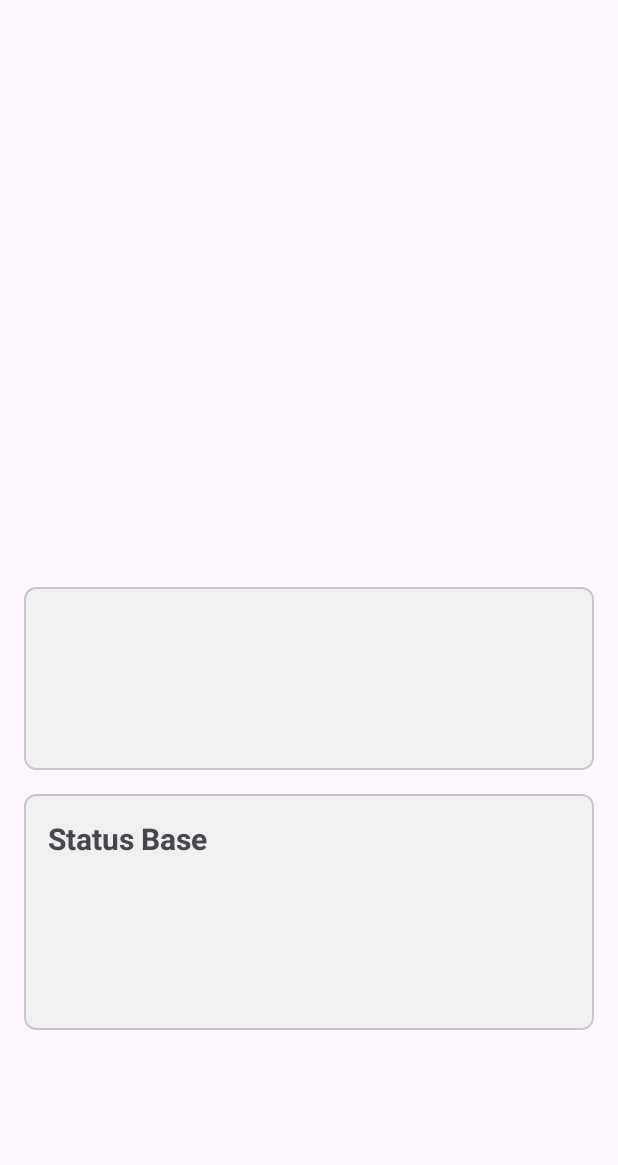
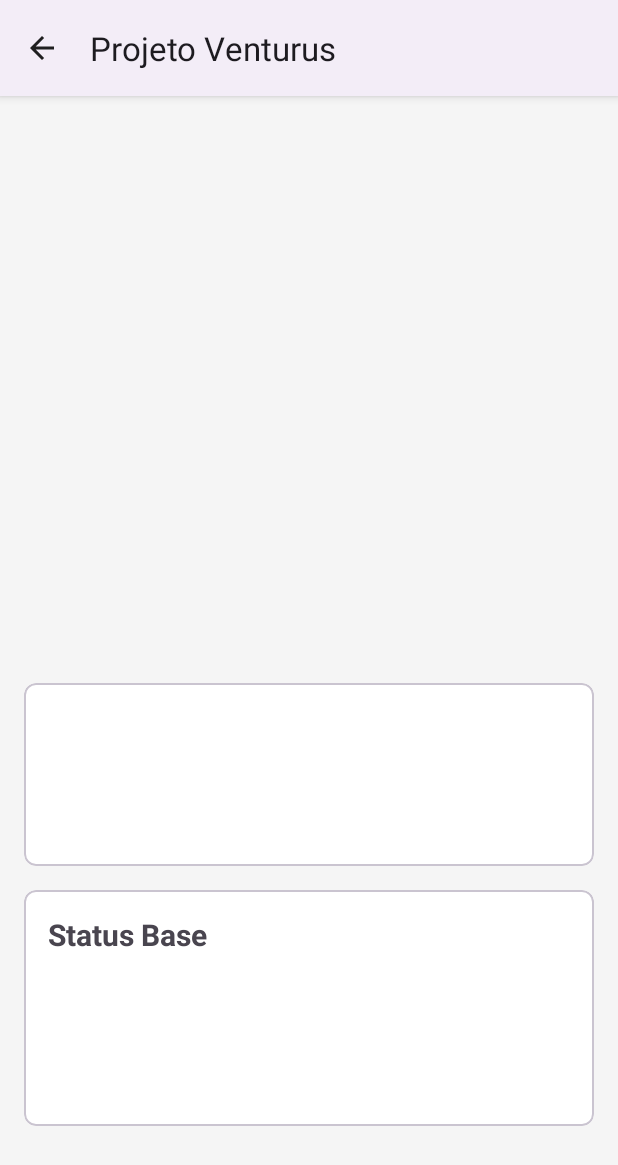
Before and after one commit to fsabrantes96/PokedexApp-Kotlin, an Android app: the DetailActivity screen opened directly, with no data from a screen before it, on a phone screen of 412 x 824 dp. Shown: the top 1165 px of the screen. Run offline under Robolectric (Android 15) with nearby library versions, the phone set to English and light mode, and no system bars; pictures from the network do not load; 1 statement that could not run was skipped.

```diff
--- a/app/src/main/res/layout/activity_detail.xml
+++ b/app/src/main/res/layout/activity_detail.xml
@@ -6,7 +6,6 @@
     android:layout_height="match_parent"
     tools:context=".ui.DetailActivity">
 
-    <!-- Indicador de Carregamento -->
     <ProgressBar
         android:id="@+id/progressBarDetail"
         android:layout_width="wrap_content"
@@ -18,7 +17,6 @@
         app:layout_constraintTop_toTopOf="parent"
         tools:visibility="visible" />
 
-    <!-- Conteúdo principal dentro de um ScrollView -->
     <ScrollView
         android:id="@+id/contentScrollView"
         android:layout_width="match_parent"
@@ -33,7 +31,6 @@
             android:layout_height="wrap_content"
             android:padding="16dp">
 
-            <!-- Imagem Principal -->
             <ImageView
                 android:id="@+id/ivDetailImage"
                 android:layout_width="0dp"
@@ -44,7 +41,6 @@
                 app:layout_constraintTop_toTopOf="parent"
                 tools:src="@tools:sample/avatars" />
 
-            <!-- Nome -->
             <TextView
                 android:id="@+id/tvDetailName"
                 android:layout_width="wrap_content"
@@ -56,31 +52,23 @@
                 app:layout_constraintTop_toBottomOf="@id/ivDetailImage"
                 tools:text="Pikachu" />
 
-            <!-- ID -->
             <TextView
                 android:id="@+id/tvDetailId"
                 android:layout_width="wrap_content"
                 android:layout_height="wrap_content"
                 android:layout_marginStart="8dp"
-                android:textColor="#8A8A8A"
                 android:textSize="24sp"
                 app:layout_constraintBaseline_toBaselineOf="@id/tvDetailName"
                 app:layout_constraintStart_toEndOf="@id/tvDetailName"
-                tools:text="#025" />
-
-            <!-- Card de Informações Básicas -->
-            <com.google.android.material.card.MaterialCardView
+                tools:text="#025" /> <com.google.android.material.card.MaterialCardView
             android:id="@+id/cardInfo"
             android:layout_width="0dp"
             android:layout_height="wrap_content"
             android:layout_marginTop="16dp"
-                app:cardBackgroundColor="#F0F0F0"
             app:cardCornerRadius="8dp"
             app:layout_constraintEnd_toEndOf="parent"
             app:layout_constraintStart_toStartOf="parent"
-                app:layout_constraintTop_toBottomOf="@id/tvDetailName">
-
-                <LinearLayout
+            app:layout_constraintTop_toBottomOf="@id/tvDetailName"> <LinearLayout
             android:layout_width="match_parent"
             android:layout_height="wrap_content"
             android:orientation="vertical"
@@ -112,19 +100,15 @@
         </LinearLayout>
         </com.google.android.material.card.MaterialCardView>
 
-            <!-- Card de Status -->
             <com.google.android.material.card.MaterialCardView
                 android:id="@+id/cardStats"
                 android:layout_width="0dp"
                 android:layout_height="wrap_content"
                 android:layout_marginTop="16dp"
-                app:cardBackgroundColor="#F0F0F0"
                 app:cardCornerRadius="8dp"
                 app:layout_constraintEnd_toEndOf="parent"
                 app:layout_constraintStart_toStartOf="parent"
-                app:layout_constraintTop_toBottomOf="@id/cardInfo">
-
-                <LinearLayout
+                app:layout_constraintTop_toBottomOf="@id/cardInfo"> <LinearLayout
                 android:layout_width="match_parent"
                 android:layout_height="wrap_content"
                 android:orientation="vertical"
--- a/app/src/main/res/layout/activity_main.xml
+++ b/app/src/main/res/layout/activity_main.xml
@@ -11,7 +11,6 @@
         android:layout_width="0dp"
         android:layout_height="wrap_content"
         android:layout_margin="8dp"
-        android:background="#F0F0F0"
         app:iconifiedByDefault="false"
         app:layout_constraintEnd_toEndOf="parent"
         app:layout_constraintStart_toStartOf="parent"
--- a/app/src/main/res/values/colors.xml
+++ b/app/src/main/res/values/colors.xml
@@ -1,5 +1,9 @@
 <?xml version="1.0" encoding="utf-8"?>
 <resources>
-    <color name="black">#FF000000</color>
-    <color name="white">#FFFFFFFF</color>
-</resources>
+    <color name="pokedex_red">#E53935</color>
+    <color name="white">#FFFFFF</color>
+    <color name="black">#000000</color>
+
+    <color name="colorBackground">#F5F5F5</color>
+    <color name="colorSurface">#FFFFFF</color>
+    <color name="colorTextPrimary">#DE000000</color> <color name="colorTextSecondary">#8A000000</color> </resources>
--- a/app/src/main/res/values/themes.xml
+++ b/app/src/main/res/values/themes.xml
@@ -1,9 +1,23 @@
 <resources xmlns:tools="http://schemas.android.com/tools">
-    <!-- Base application theme. -->
-    <style name="Base.Theme.ProjetoVenturus" parent="Theme.Material3.DayNight.NoActionBar">
-        <!-- Customize your light theme here. -->
-        <!-- <item name="colorPrimary">@color/my_light_primary</item> -->
+
+    <style name="Theme.ProjetoVenturus" parent="Theme.Material3.DayNight">
+        <item name="colorPrimary">@color/pokedex_red</item>
+        <item name="colorOnPrimary">@color/white</item>
+
+        <item name="android:colorBackground">@color/colorBackground</item>
+        <item name="colorSurface">@color/colorSurface</item>
+
+        <item name="android:textColorPrimary">@color/colorTextPrimary</item>
+        <item name="android:textColorSecondary">@color/colorTextSecondary</item>
+
+        <item name="android:statusBarColor">@color/pokedex_red</item>
     </style>
 
-    <style name="Theme.ProjetoVenturus" parent="Base.Theme.ProjetoVenturus" />
+    <style name="Theme.ProjetoVenturus.NoActionBar" parent="Theme.Material3.DayNight.NoActionBar">
+        <item name="android:windowBackground">@color/colorBackground</item>
+
+        <item name="android:statusBarColor">@color/colorBackground</item>
+        <item name="android:windowLightStatusBar" tools:targetApi="m">false</item>
+    </style>
+
 </resources>
```
Also changed, not shown: app/src/main/AndroidManifest.xml (+7 -13 lines). Lines whose indentation alone changed are shown as unchanged.
